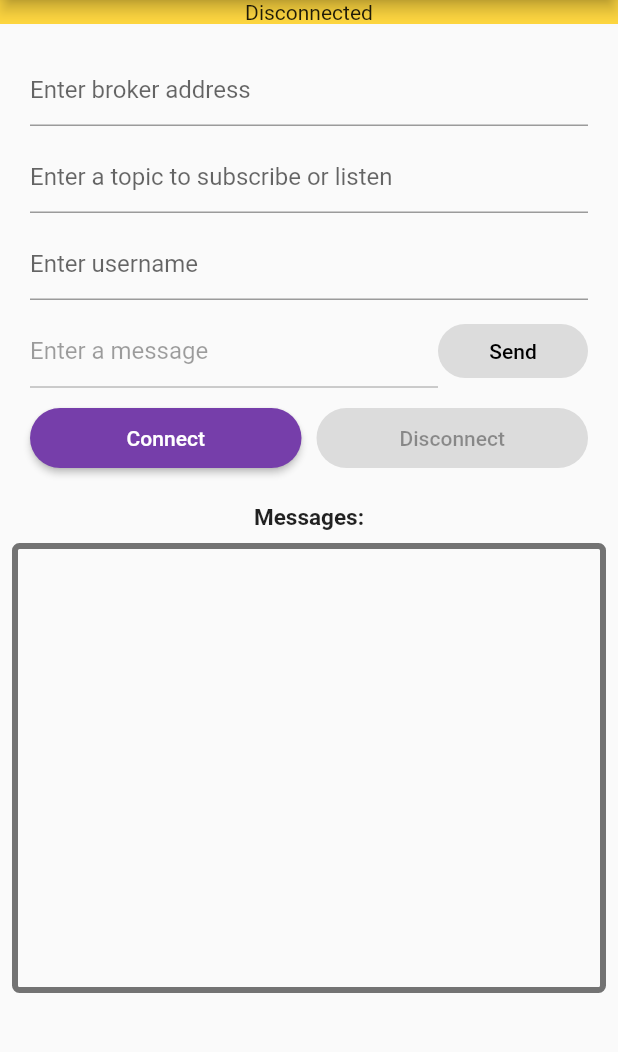
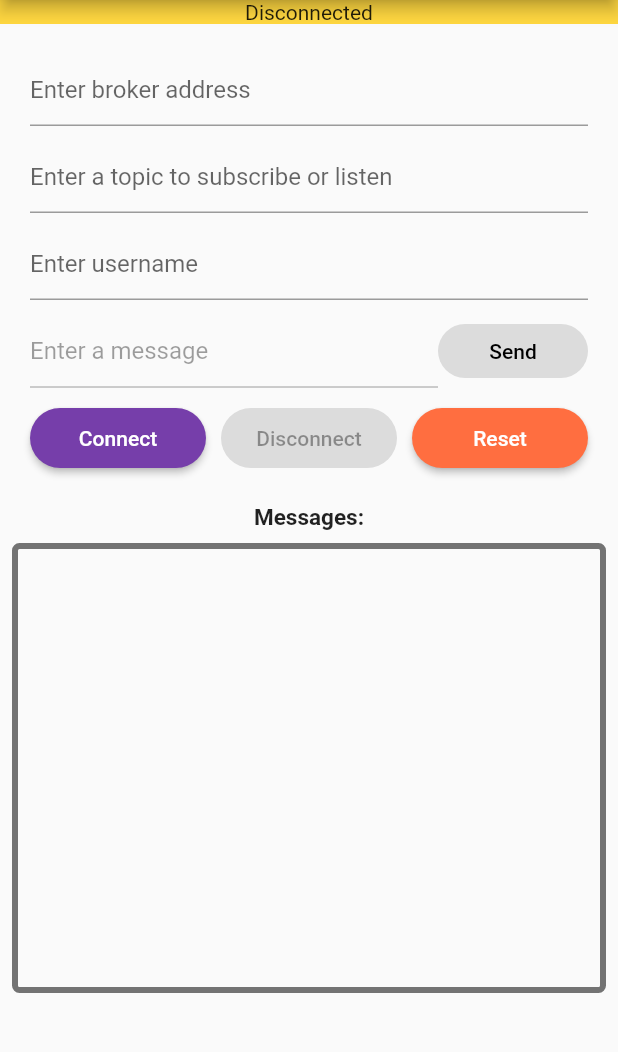
Before and after one commit to MattTheHobo/MQTT_Flutter, a Flutter app: the screen it shows after launch, on a phone screen of 412 x 824 dp, the part 84-1136 px from its top. Run offline on Flutter 3.47's test engine with Material 2 defaults, Android fonts, the phone set to English and light mode, and no system bars; missing offline and left inert: mqtt_client.

Commit message:
Reset button added

```diff
--- a/mqtt_flutter/lib/mqtt/state/MQTTAppState.dart
+++ b/mqtt_flutter/lib/mqtt/state/MQTTAppState.dart
@@ -2,9 +2,10 @@ import 'package:flutter/cupertino.dart';
 
 enum MQTTAppConnectionState { connected, disconnected, connecting }
 
-class MQTTAppState with ChangeNotifier{
-  MQTTAppConnectionState _appConnectionState = MQTTAppConnectionState.disconnected;
-  String _receivedText = '';//_ = private
+class MQTTAppState with ChangeNotifier {
+  MQTTAppConnectionState _appConnectionState =
+      MQTTAppConnectionState.disconnected;
+  String _receivedText = ''; //_ = private
   String _historyText = '';
 
   void setReceivedText(String text) {
@@ -12,13 +13,19 @@ class MQTTAppState with ChangeNotifier{
     _historyText = _historyText + '\n' + _receivedText;
     notifyListeners();
   }
+
   void setAppConnectionState(MQTTAppConnectionState state) {
     _appConnectionState = state;
     notifyListeners();
   }
 
-  String get getReceivedText => _receivedText;//getter
-  String get getHistoryText => _historyText;//getter
-  MQTTAppConnectionState get getAppConnectionState => _appConnectionState;//getter
+  void resetText() {
+    _historyText = '';
+  }
+
+  String get getReceivedText => _receivedText; //getter
+  String get getHistoryText => _historyText; //getter
+  MQTTAppConnectionState get getAppConnectionState =>
+      _appConnectionState; //getter
 
 }
--- a/mqtt_flutter/lib/widgets/MQTTView.dart
+++ b/mqtt_flutter/lib/widgets/MQTTView.dart
@@ -159,6 +159,12 @@ class _MQTTViewState extends State<MQTTView> {
   }
 
   Widget _buildConnecteButtonFrom(MQTTAppConnectionState state) {
+    void _resetButt() {
+      setState(() {
+        currentAppState.resetText();
+      });
+    }
+
     return Row(
       children: <Widget>[
         Expanded(
@@ -189,6 +195,19 @@ class _MQTTViewState extends State<MQTTView> {
                     borderRadius: BorderRadius.circular(25))),
           ),
         ),
+        const SizedBox(
+          width: 10,
+        ),
+        Expanded(
+            child: ElevatedButton(
+          child: const Text("Reset"),
+          onPressed: _resetButt,
+          style: ElevatedButton.styleFrom(
+            primary: Colors.deepOrangeAccent,
+              fixedSize: Size(40, 40),
+              shape: RoundedRectangleBorder(
+                  borderRadius: BorderRadius.circular(25))),
+        )),
       ],
     );
   }
```
